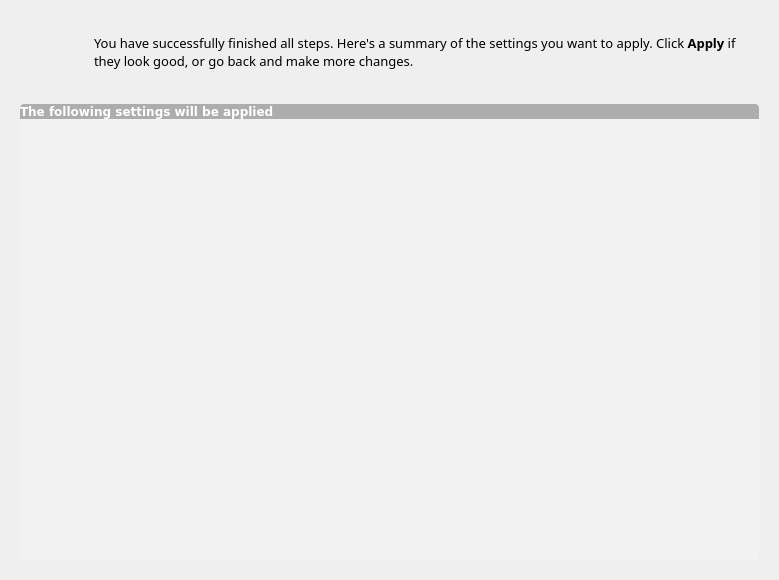
Before: the Qt Designer form ui/ui_scrSummary.ui in rshipp/kapudan, drawn with Qt 5.
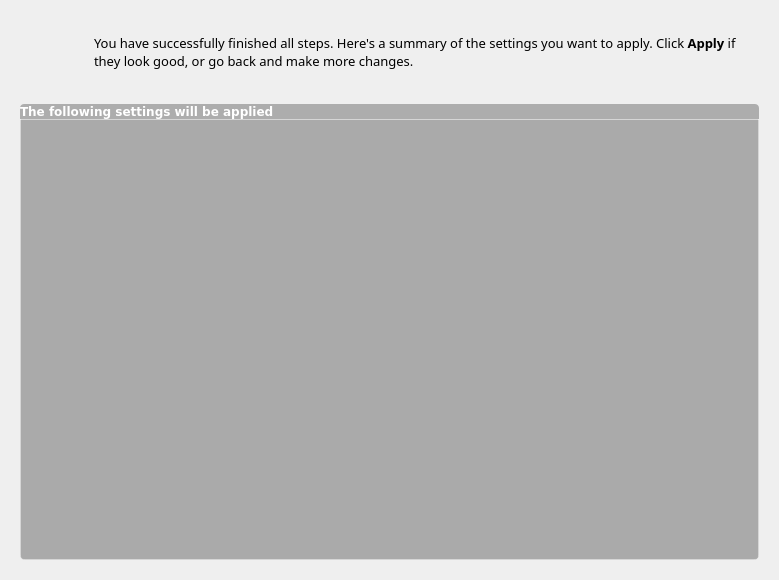
After: the same form once the commit is applied. Icons and pictures are not drawn.

Commit message: Darkened all groupbox colors.

```diff
--- a/ui/ui_scrSummary.ui
+++ b/ui/ui_scrSummary.ui
@@ -15,7 +15,7 @@
   </property>
   <property name="styleSheet">
    <string notr="true">QTextEdit {
-	background-color: rgb(242, 242, 242);
+	background-color: rgb(170, 170, 170);
 	border: 1px solid rgba(255,255,255,50);
 	border-bottom-left-radius: 4px;
 	border-bottom-right-radius: 4px;
```
The commit also changes 10 other files.
